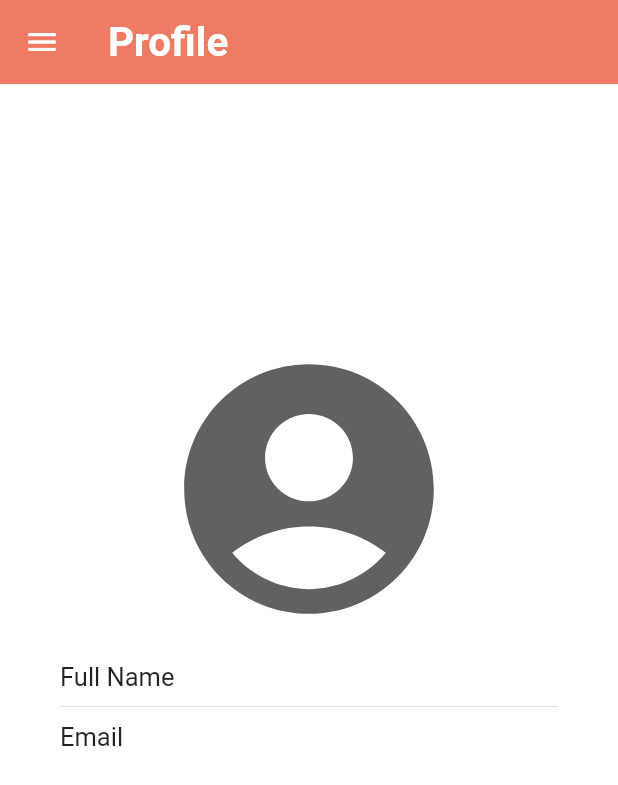
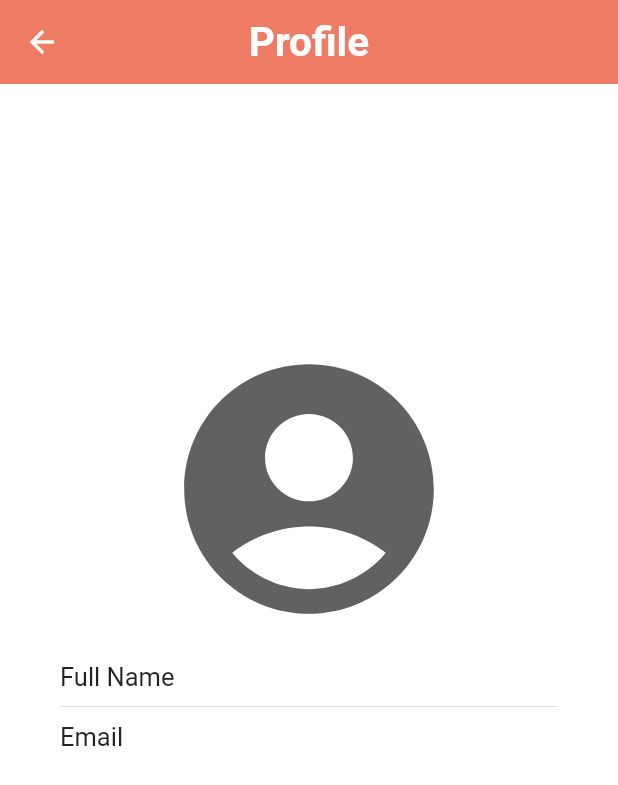
Before and after one commit to Mouhaned-55/Hey_chat_app, a Flutter app: the ProfilePage screen opened directly with empty values, on a phone screen of 412 x 824 dp. Shown: the top 785 px of the screen. Run offline on Flutter 3.47's test engine with Material 2 defaults, Android fonts, the phone set to English and light mode, and no system bars; our stand-ins replace cloud_firestore, firebase_auth, firebase_core, shared_preferences; missing offline and left inert: cloud_firestore_web, dart:ffi, firebase_auth_web, firebase_core_web, shared_preferences_web; accounts and stored records are empty.

Commit message:
group info done

```diff
--- a/lib/pages/profile_page.dart
+++ b/lib/pages/profile_page.dart
@@ -21,6 +21,11 @@ class _ProfilePageState extends State<ProfilePage> {
   Widget build(BuildContext context) {
     return Scaffold(
       appBar: AppBar(
+        leading: IconButton(
+            onPressed: () {
+              nextScreen(context, HomePage());
+            },
+            icon: const Icon(Icons.arrow_back)),
         backgroundColor: Theme.of(context).primaryColor,
         elevation: 0,
         title: const Text(
@@ -28,100 +33,8 @@ class _ProfilePageState extends State<ProfilePage> {
           style: TextStyle(
               color: Colors.white, fontSize: 27, fontWeight: FontWeight.bold),
         ),
+        centerTitle: true,
       ),
-      drawer: Drawer(
-          child: ListView(
-        padding: const EdgeInsets.symmetric(vertical: 50),
-        children: <Widget>[
-          Icon(
-            Icons.account_circle,
-            size: 150,
-            color: Colors.grey[700],
-          ),
-          const SizedBox(
-            height: 15,
-          ),
-          Text(
-            widget.userName,
-            textAlign: TextAlign.center,
-            style: const TextStyle(fontWeight: FontWeight.bold),
-          ),
-          const SizedBox(
-            height: 30,
-          ),
-          const Divider(
-            height: 2,
-          ),
-          ListTile(
-            onTap: () {
-              nextScreen(context, const HomePage());
-            },
-            contentPadding:
-                const EdgeInsets.symmetric(horizontal: 20, vertical: 5),
-            leading: const Icon(Icons.group),
-            title: const Text(
-              "Groups",
-              style: TextStyle(color: Colors.black),
-            ),
-          ),
-          ListTile(
-            onTap: () {},
-            selected: true,
-            selectedColor: Theme.of(context).primaryColor,
-            contentPadding:
-                const EdgeInsets.symmetric(horizontal: 20, vertical: 5),
-            leading: const Icon(Icons.group),
-            title: const Text(
-              "Profile",
-              style: TextStyle(color: Colors.black),
-            ),
-          ),
-          ListTile(
-            onTap: () async {
-              showDialog(
-                  barrierDismissible: false,
-                  context: context,
-                  builder: (context) {
-                    return AlertDialog(
-                      title: const Text("Logout"),
-                      content: const Text("Are you sure you want to logout?"),
-                      actions: [
-                        IconButton(
-                          onPressed: () {
-                            Navigator.pop(context);
-                          },
-                          icon: const Icon(
-                            Icons.cancel,
-                            color: Colors.red,
-                          ),
-                        ),
-                        IconButton(
-                          onPressed: () async {
-                            await authService.signOut();
-                            Navigator.of(context).pushAndRemoveUntil(
-                                MaterialPageRoute(
-                                    builder: (context) => const LoginPage()),
-                                (route) => false);
-                          },
-                          icon: const Icon(
-                            Icons.done,
-                            color: Colors.green,
-                          ),
-                        ),
-                      ],
-                    );
-                  });
-            },
-            contentPadding:
-                const EdgeInsets.symmetric(horizontal: 20, vertical: 5),
-            leading: const Icon(Icons.exit_to_app),
-            title: const Text(
-              "Logout",
-              style: TextStyle(color: Colors.black),
-            ),
-          )
-        ],
-      )),
       body: Container(
         padding: const EdgeInsets.symmetric(horizontal: 40, vertical: 170),
         child: Column(
```
Also changed, not shown: lib/pages/chat_page.dart (added, +76 -0 lines), lib/pages/group_info.dart (added, +158 -0 lines), lib/pages/home_page.dart (+8 -8 lines), lib/services/database_services.dart (+44 -1 lines), lib/widgets/group_tile.dart (+9 -7 lines).
